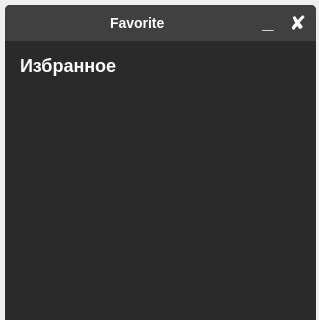
Qt form favorite_app/favorite_app.ui (b0shka/selling_apps) before a commit; both pictures show x 0 to 319 and y 0 to 320 of the 319 by 464 pixel window.
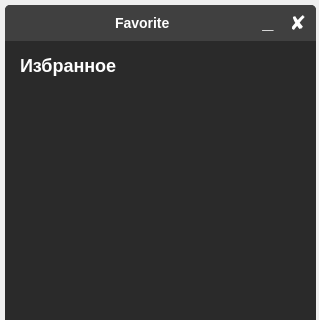
The same form after that commit.

The edit to the form file:
```diff
--- a/favorite_app/favorite_app.ui
+++ b/favorite_app/favorite_app.ui
@@ -151,7 +151,7 @@
     <widget class="QLabel" name="label_9">
      <property name="geometry">
       <rect>
-       <x>105</x>
+       <x>110</x>
        <y>10</y>
        <width>66</width>
        <height>16</height>
```
Left out of the diff: 6 changed lines with no effect on the pictures.
